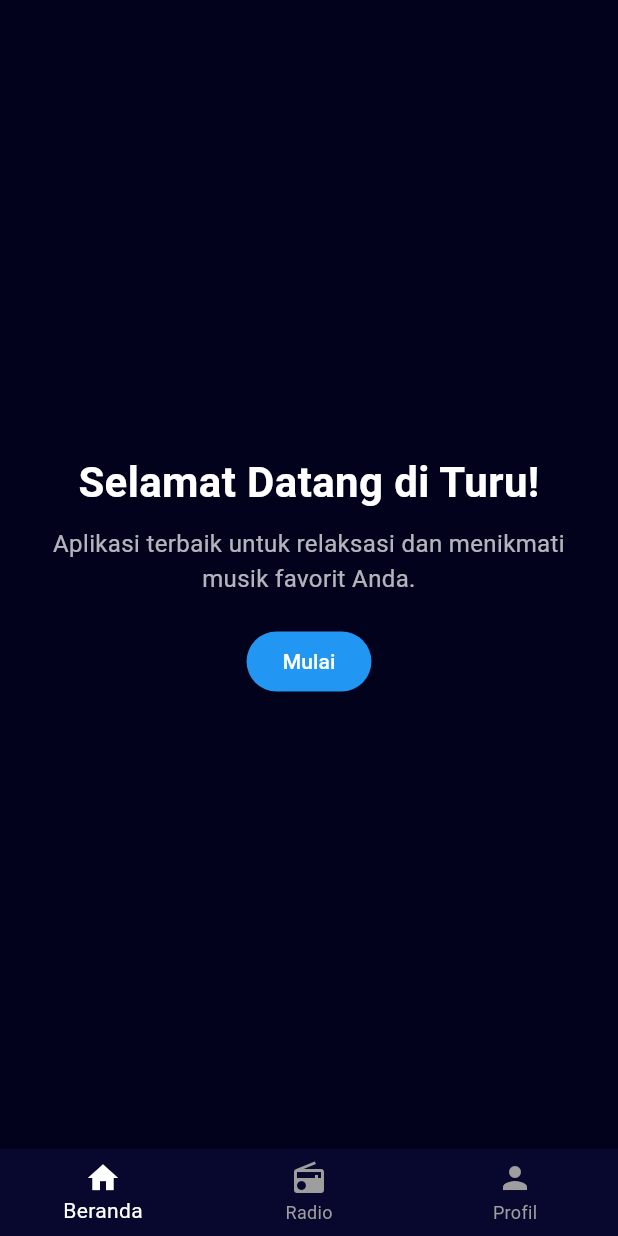
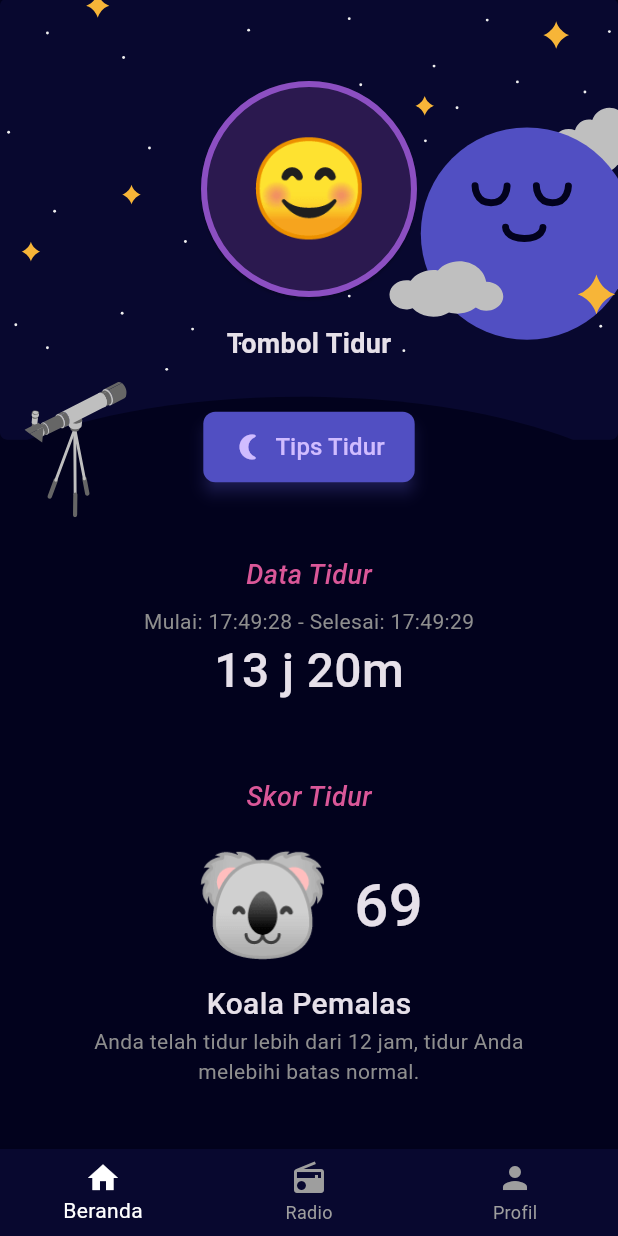
Before and after one commit to TURU-template/TURU-Flutter, a Flutter app: the screen it shows after launch, on a phone screen of 412 x 824 dp. Run offline on Flutter 3.47's test engine with Material 3 defaults, Android fonts, the phone set to English and light mode, and no system bars; our stand-ins replace audioplayers, flutter_svg; Roboto replaces fonts that are missing (OpenSans).

Commit message:
Beranda Layout
Masih kasaarrr

```diff
--- a/turu_mobile/lib/beranda_page.dart
+++ b/turu_mobile/lib/beranda_page.dart
@@ -1,36 +1,157 @@
 import 'package:flutter/material.dart';
+import 'package:flutter_svg/flutter_svg.dart';
+import 'main.dart';
 
 class BerandaPage extends StatelessWidget {
   const BerandaPage({super.key});
 
   @override
   Widget build(BuildContext context) {
-    return Center(
-      child: Padding(
-        padding: const EdgeInsets.all(16.0),
+    return Stack(
+      children: [
+        Positioned.fill(
+          child: SvgPicture.asset(
+            'assets/images/BG_Beranda.svg',
+            fit: BoxFit.cover,
+            alignment: Alignment.topCenter,
+          ),
+        ),
+        // Main content
+        SingleChildScrollView(
+          padding: const EdgeInsets.symmetric(horizontal: 24.0, vertical: 16.0),
           child: Column(
-          mainAxisAlignment: MainAxisAlignment.center,
             crossAxisAlignment: CrossAxisAlignment.center,
             children: [
-            const Text(
-              'Selamat Datang di Turu!',
-              textAlign: TextAlign.center,
-              style: TextStyle(color: Colors.white, fontSize: 28, fontWeight: FontWeight.bold),
-            ),
-            const SizedBox(height: 10),
-            const Text(
-              'Aplikasi terbaik untuk relaksasi dan menikmati musik favorit Anda.',
-              textAlign: TextAlign.center,
-              style: TextStyle(color: Colors.white70, fontSize: 16),
-            ),
-            const SizedBox(height: 20),
+              const SizedBox(height: 32),
+
+              // Turu Button (State: false for now)
+              Column(
+                children: [
                   ElevatedButton(
                     onPressed: () {},
-              style: ElevatedButton.styleFrom(backgroundColor: Colors.blue),
-              child: const Text('Mulai', style: TextStyle(color: Colors.white)),
+                    style: ElevatedButton.styleFrom(
+                      shape: const CircleBorder(),
+                      padding: const EdgeInsets.all(32),
+                      backgroundColor: TuruColors.lilac,
+                      side: const BorderSide(
+                        color: TuruColors.purple,
+                        width: 4,
+                      ),
+                    ),
+                    child: const Text("😊", style: TextStyle(fontSize: 64)),
+                  ),
+                  const SizedBox(height: 12),
+                  const Text(
+                    "Tombol Tidur",
+                    style: TextStyle(fontSize: 18, fontWeight: FontWeight.bold),
                   ),
                 ],
               ),
+
+              const SizedBox(height: 32),
+
+              // Tips Button
+              ElevatedButton.icon(
+                onPressed: () {},
+                style: ElevatedButton.styleFrom(
+                  backgroundColor: TuruColors.indigo,
+                  padding: const EdgeInsets.symmetric(
+                    horizontal: 20,
+                    vertical: 12,
+                  ),
+                  shape: RoundedRectangleBorder(
+                    borderRadius: BorderRadius.circular(8),
+                  ),
+                  shadowColor: TuruColors.indigo,
+                  elevation: 4,
+                ),
+                icon: const Icon(Icons.nightlight_round, size: 20),
+                label: const Text("Tips Tidur", style: TextStyle(fontSize: 16)),
+              ),
+
+              const SizedBox(height: 48),
+              const _SectionTitle(title: "Data Tidur"),
+              const SizedBox(height: 8),
+              const Text(
+                "Mulai: 17:49:28 - Selesai: 17:49:29",
+                style: TextStyle(color: TuruColors.textColor2),
+              ),
+              const Text(
+                "13 j 20m",
+                style: TextStyle(fontSize: 32, fontWeight: FontWeight.w500),
+              ),
+
+              const SizedBox(height: 48),
+              const _SectionTitle(title: "Skor Tidur"),
+              const SizedBox(height: 8),
+              Row(
+                mainAxisAlignment: MainAxisAlignment.center,
+                children: const [
+                  Text("🐨", style: TextStyle(fontSize: 72)),
+                  SizedBox(width: 16),
+                  Text(
+                    "69",
+                    style: TextStyle(fontSize: 40, fontWeight: FontWeight.w500),
+                  ),
+                ],
+              ),
+              const Text(
+                "Koala Pemalas",
+                style: TextStyle(fontSize: 20, fontWeight: FontWeight.w500),
+              ),
+              const Padding(
+                padding: EdgeInsets.symmetric(horizontal: 32.0),
+                child: Text(
+                  "Anda telah tidur lebih dari 12 jam, tidur Anda melebihi batas normal.",
+                  textAlign: TextAlign.center,
+                  style: TextStyle(color: TuruColors.textColor2),
+                ),
+              ),
+
+              const SizedBox(height: 48),
+              const _SectionTitle(title: "Statistik Tidur"),
+              const Text(
+                "16 Desember 2024 - 22 Desember 2024",
+                style: TextStyle(color: TuruColors.textColor2),
+              ),
+
+              const SizedBox(height: 24),
+              Container(
+                width: double.infinity,
+                height: 300,
+                decoration: BoxDecoration(
+                  color: TuruColors.blue,
+                  borderRadius: BorderRadius.circular(16),
+                ),
+                child: const Center(
+                  child: Text(
+                    "(Area Statistik Placeholder)",
+                    style: TextStyle(color: Colors.white),
+                  ),
+                ),
+              ),
+              const SizedBox(height: 100),
+            ],
+          ),
+        ),
+      ],
+    );
+  }
+}
+
+class _SectionTitle extends StatelessWidget {
+  final String title;
+  const _SectionTitle({required this.title});
+
+  @override
+  Widget build(BuildContext context) {
+    return Text(
+      title,
+      style: const TextStyle(
+        color: TuruColors.pink,
+        fontSize: 18,
+        fontWeight: FontWeight.w500,
+        fontStyle: FontStyle.italic,
       ),
     );
   }
```
Lines whose indentation alone changed are shown as unchanged.
